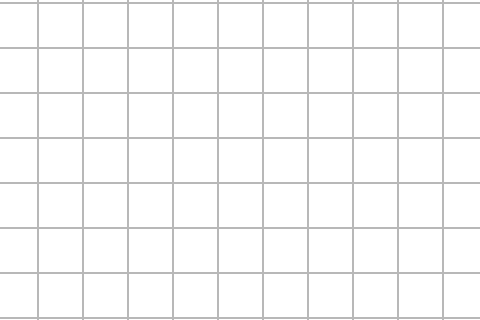
Old version of the form mainwindow.ui in the repository CyanCoding/ScrabbleSolverQt; both pictures show x 107 to 587 and y 216 to 536 of the 955 by 816 pixel window.
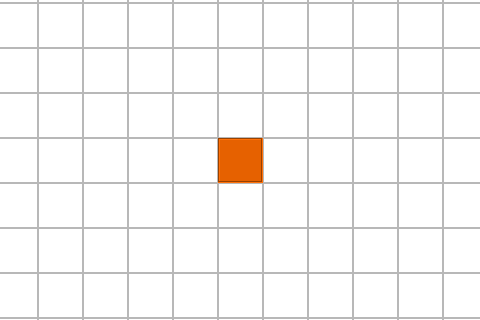
New version of the form.

Commit message: Set background of middle box

Patch:
```diff
--- a/mainwindow.ui
+++ b/mainwindow.ui
@@ -1801,6 +1801,15 @@
          <pointsize>14</pointsize>
         </font>
        </property>
+       <property name="styleSheet">
+        <string notr="true">background-color: rgb(230, 97, 0);</string>
+       </property>
+       <property name="frameShape">
+        <enum>QFrame::Box</enum>
+       </property>
+       <property name="frameShadow">
+        <enum>QFrame::Sunken</enum>
+       </property>
        <property name="tabChangesFocus">
         <bool>true</bool>
        </property>
```
